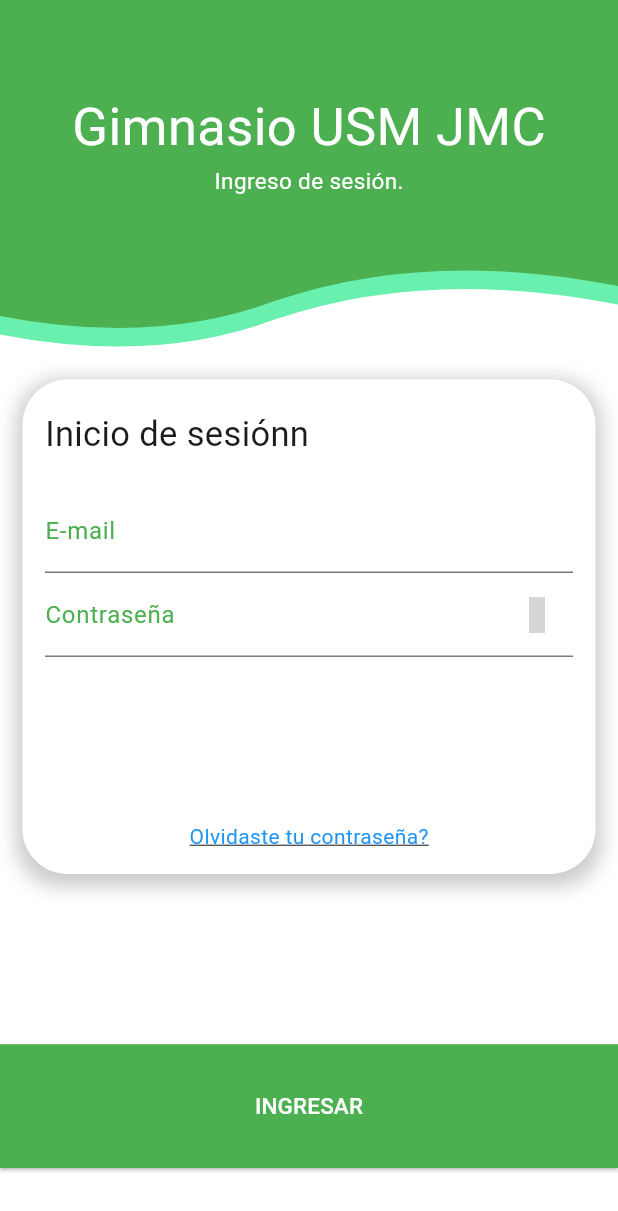
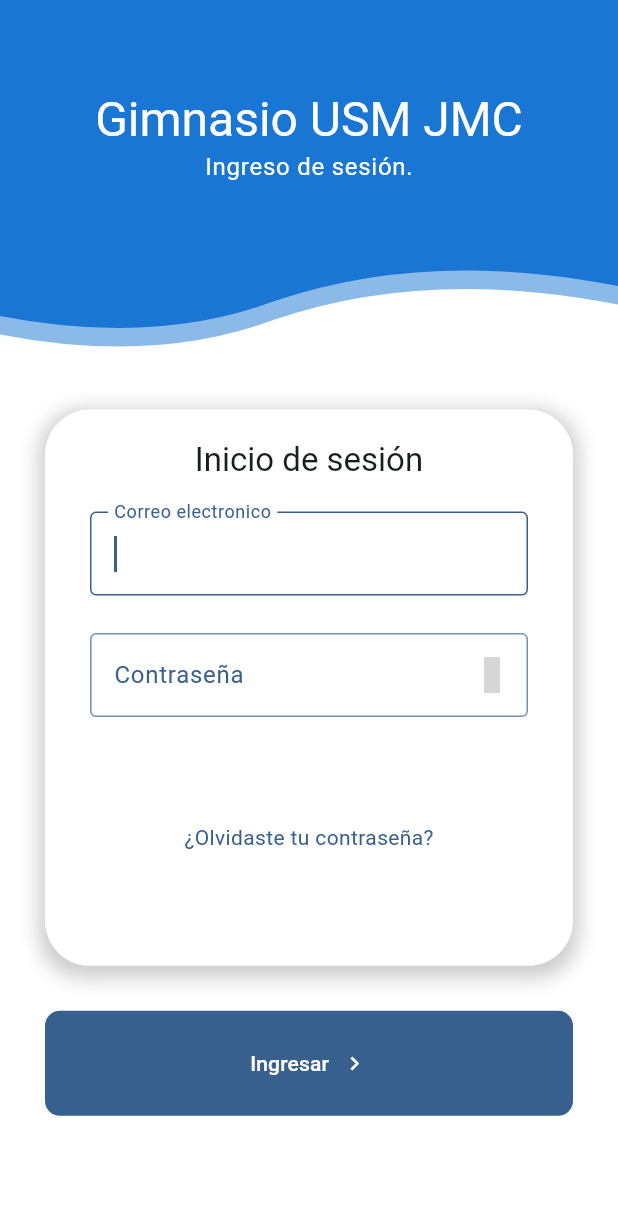
Before and after one commit to nattohd/gimnasio_app, a Flutter app: the screen it shows after launch, on a phone screen of 412 x 824 dp. Shown: the top 1211 px of the screen. Run offline on Flutter 3.47's test engine with Material 2 defaults, Android fonts, the phone set to English and light mode, and no system bars; our stand-ins replace flutter_custom_clippers, material_design_icons_flutter; grey boxes are pictures that could not be loaded.

Commit message:
Rework login screen

```diff
--- /dev/null
+++ b/lib/config/helpers/validators_form.dart
@@ -0,0 +1,13 @@
+class ValidatorsForm {
+  static bool isValidEmail(value) {
+    return RegExp(r"^[a-zA-Z0-9.!#$%&'*+-/=?^_`{|}~]+@(usm|sansano)\.cl$")
+        .hasMatch(value);
+  }
+
+  static bool isCorrectFormatPassword(String value) {
+    // Añade las validaciones de contraseña aqui
+
+    // Pregunta si la contraseña esta vacia ⬇️
+    return value.isEmpty;
+  }
+}
--- /dev/null
+++ b/lib/config/themes/main_theme.dart
@@ -0,0 +1,33 @@
+import 'package:flutter/material.dart';
+
+const List<Color> colorList = [
+  Color.fromARGB(255, 22, 69, 254),
+  Colors.tealAccent,
+  Colors.yellowAccent,
+  Colors.deepPurple,
+  Colors.pinkAccent,
+  Color.fromARGB(255, 0, 149, 255),
+];
+
+class MainTheme {
+  final int selectedColor;
+
+  MainTheme({
+    this.selectedColor = 0,
+  })  : assert(selectedColor >= 0, 'El color debe ser mayor o igual a 0'),
+        assert(selectedColor < colorList.length,
+            'El color debe ser menor que ${colorList.length}');
+
+  ThemeData getTheme() => ThemeData(
+        // brightness: Brightness.dark,
+        useMaterial3: true,
+        colorSchemeSeed: colorList[selectedColor],
+        appBarTheme: const AppBarTheme(
+          centerTitle: false,
+        ),
+        textTheme: const TextTheme(
+          bodyLarge: TextStyle(color: Colors.white),
+          headlineLarge: TextStyle(color: Colors.white),
+        ),
+      );
+}
--- a/lib/main.dart
+++ b/lib/main.dart
@@ -1,5 +1,6 @@
 import 'package:flutter/material.dart';
-import 'package:gimnasio_app/src/user/login.dart';
+import 'package:gimnasio_app/src/screens/screens.dart';
+import 'config/themes/main_theme.dart';
 
 void main() {
   runApp(const MyApp());
@@ -8,16 +9,13 @@ void main() {
 class MyApp extends StatelessWidget {
   const MyApp({super.key});
 
-  // This widget is the root of your application.
   @override
   Widget build(BuildContext context) {
     return MaterialApp(
-      title: 'Flutter Demo',
-      theme: ThemeData(
-        colorScheme: ColorScheme.fromSeed(seedColor: Colors.deepPurple),
-        useMaterial3: true,
-      ),
-      home: LoginScreen(),
+      debugShowCheckedModeBanner: false,
+      title: 'Gimansio USM JMC',
+      theme: MainTheme(selectedColor: 5).getTheme(),
+      home: const LoginScreen(),
     );
   }
 }
--- /dev/null
+++ b/lib/src/screens/screens.dart
@@ -0,0 +1 @@
+export 'package:gimnasio_app/src/screens/user/login_screen.dart';
--- /dev/null
+++ b/lib/src/screens/user/login_screen.dart
@@ -0,0 +1,66 @@
+import 'package:flutter/material.dart';
+import 'package:gimnasio_app/src/screens/user/widgets/form.dart';
+import 'package:gimnasio_app/src/screens/user/widgets/header_login.dart';
+
+class LoginScreen extends StatelessWidget {
+  const LoginScreen({super.key});
+
+  @override
+  Widget build(BuildContext context) {
+    final formKey = GlobalKey<FormState>();
+    return Material(
+      type: MaterialType.transparency,
+      color: Colors.white,
+      child: Column(children: [
+        const HeaderLogin(),
+        FormWidget(
+          formKey: formKey,
+        ),
+        const SizedBox(height: 20),
+        _ButtonInitLogin(formKey: formKey)
+      ]),
+    );
+  }
+}
+
+class _ButtonInitLogin extends StatefulWidget {
+  final GlobalKey<FormState> formKey;
+  const _ButtonInitLogin({required this.formKey});
+
+  @override
+  State<_ButtonInitLogin> createState() => _ButtonInitLoginState();
+}
+
+class _ButtonInitLoginState extends State<_ButtonInitLogin> {
+  @override
+  Widget build(BuildContext context) {
+    return Expanded(
+        child: Column(
+      children: [
+        Container(
+          padding: const EdgeInsets.symmetric(horizontal: 30),
+          width: double.infinity,
+          child: FilledButton.icon(
+            style: ButtonStyle(
+              shape: MaterialStatePropertyAll<RoundedRectangleBorder>(
+                RoundedRectangleBorder(
+                  borderRadius: BorderRadius.circular(10.0),
+                ),
+              ),
+              padding: const MaterialStatePropertyAll(
+                EdgeInsets.symmetric(vertical: 25),
+              ),
+            ),
+            onPressed: () {
+              if (widget.formKey.currentState!.validate()) {
+                setState(() {});
+              }
+            },
+            label: const Icon(Icons.keyboard_arrow_right_outlined),
+            icon: const Text('Ingresar'),
+          ),
+        ),
+      ],
+    ));
+  }
+}
--- /dev/null
+++ b/lib/src/screens/user/widgets/form.dart
@@ -0,0 +1,106 @@
+import 'package:flutter/material.dart';
+import 'package:gimnasio_app/config/helpers/validators_form.dart';
+import 'package:gimnasio_app/src/screens/user/widgets/input_form.dart';
+
+class FormWidget extends StatefulWidget {
+  final GlobalKey<FormState> formKey;
+
+  const FormWidget({super.key, required this.formKey});
+  @override
+  State<FormWidget> createState() => _FormWidgetState();
+}
+
+class _FormWidgetState extends State<FormWidget> {
+  TextEditingController emailCtrl = TextEditingController();
+  TextEditingController passwordCtrl = TextEditingController();
+  String errorText = '';
+
+  @override
+  Widget build(BuildContext context) {
+    Size size = MediaQuery.of(context).size;
+    final colors = Theme.of(context).colorScheme;
+    final textStyle = Theme.of(context).textTheme;
+
+    return Form(
+      key: widget.formKey,
+      child: Container(
+        padding: const EdgeInsets.symmetric(vertical: 15, horizontal: 30),
+        margin: const EdgeInsets.only(top: 30, left: 30, right: 30, bottom: 10),
+        width: size.width,
+        height: size.height * 0.45,
+        decoration: BoxDecoration(
+          color: Colors.white,
+          borderRadius: BorderRadius.circular(30),
+          boxShadow: [
+            BoxShadow(
+              color: Colors.black.withOpacity(0.2),
+              spreadRadius: 4,
+              blurRadius: 10,
+              offset: const Offset(0, 4), // changes position of shadow
+            ),
+          ],
+        ),
+        child: Column(
+          children: [
+            Container(
+              margin: const EdgeInsets.only(bottom: 20, top: 5),
+              child: Column(
+                children: [
+                  Row(
+                    mainAxisAlignment: MainAxisAlignment.center,
+                    children: [
+                      Text(
+                        'Inicio de sesión',
+                        style: textStyle.titleLarge,
+                      )
+                    ],
+                  ),
+                ],
+              ),
+            ),
+            InputForm(
+                text: 'Correo electronico',
+                controller: emailCtrl,
+                textInputType: TextInputType.emailAddress,
+                validator: (value) {
+                  if (value!.isEmpty) {
+                    return 'Indique su email';
+                  }
+                  if (ValidatorsForm.isValidEmail(value)) {
+                    return null;
+                  } else {
+                    return 'Ingrese un formato de email valido';
+                  }
+                }),
+            const SizedBox(height: 25),
+            InputForm(
+              passObscure: true,
+              enableEyeMode: true,
+              text: 'Contraseña',
+              controller: passwordCtrl,
+              validator: (value) {
+                if (ValidatorsForm.isCorrectFormatPassword(value!)) {
+                  return 'Indique su Contraseña';
+                }
+                return null;
+              },
+            ),
+            const Spacer(),
+            Expanded(
+              child: InkWell(
+                onTap: () {},
+                child: Text(
+                  '¿Olvidaste tu contraseña?',
+                  style: TextStyle(
+                    color: colors.surfaceTint,
+                  ),
+                ),
+              ),
+            ),
+            const SizedBox(height: 10)
+          ],
+        ),
+      ),
+    );
+  }
+}
--- /dev/null
+++ b/lib/src/screens/user/widgets/header_login.dart
@@ -0,0 +1,60 @@
+import 'package:flutter/material.dart';
+import 'package:flutter_custom_clippers/flutter_custom_clippers.dart';
+
+class HeaderLogin extends StatelessWidget {
+  const HeaderLogin({super.key});
+
+  @override
+  Widget build(BuildContext context) {
+    Size size = MediaQuery.of(context).size;
+    final allColors = Theme.of(context);
+    final textStyle = Theme.of(context).textTheme;
+    return Container(
+      color: Colors.white,
+      child: Stack(
+        children: [
+          ClipPath(
+            clipper: WaveClipperTwo(),
+            child: Container(
+              height: size.height * 0.295,
+              width: size.width,
+              color: allColors.primaryColorDark.withOpacity(.5),
+            ),
+          ),
+          ClipPath(
+            clipper: WaveClipperTwo(),
+            child: Container(
+              height: size.height * 0.28,
+              width: size.width,
+              color: allColors.primaryColorDark,
+            ),
+          ),
+          //*********Header *********/
+          Positioned.fill(
+            child: Align(
+              alignment: Alignment.center,
+              child: Container(
+                alignment: Alignment.center,
+                width: size.width * 0.85,
+                height: size.height * 0.15,
+                // color: Colors.green,
+                child: Column(
+                  children: [
+                    Text(
+                      'Gimnasio USM JMC',
+                      style: textStyle.headlineLarge,
+                    ),
+                    Text(
+                      'Ingreso de sesión.',
+                      style: textStyle.bodyLarge,
+                    ),
+                  ],
+                ),
+              ),
+            ),
+          ),
+        ],
+      ),
+    );
+  }
+}
--- /dev/null
+++ b/lib/src/screens/user/widgets/input_form.dart
@@ -0,0 +1,86 @@
+import 'package:flutter/material.dart';
+import 'package:material_design_icons_flutter/material_design_icons_flutter.dart';
+
+typedef FormValidator = String? Function(String? value);
+
+class InputForm extends StatefulWidget {
+  final FormValidator? validator;
+  final String text;
+  final TextEditingController controller;
+  final TextInputType? textInputType;
+  final bool passObscure;
+  final Widget? suffixIcon;
+  final bool enableEyeMode;
+  const InputForm({
+    super.key,
+    required this.text,
+    required this.controller,
+    this.textInputType,
+    this.validator,
+    this.passObscure = false,
+    this.suffixIcon,
+    this.enableEyeMode = false,
+  });
+
+  @override
+  State<InputForm> createState() => _InputFormState();
+}
+
+class _InputFormState extends State<InputForm> {
+  late bool passObscure;
+  late IconData eye;
+
+  @override
+  void initState() {
+    super.initState();
+    passObscure = widget.passObscure;
+    eye = MdiIcons.eye;
+  }
+
+  @override
+  Widget build(BuildContext context) {
+    final colors = Theme.of(context).colorScheme;
+    return TextFormField(
+      obscureText: passObscure,
+      autofocus: true,
+      validator: widget.validator,
+      controller: widget.controller,
+      keyboardType: widget.textInputType,
+      style: TextStyle(color: colors.secondary),
+      decoration: InputDecoration(
+          // errorText: 'Error',
+          suffixIcon: widget.enableEyeMode
+              ? IconButton(
+                  icon: Icon(
+                    (eye),
+                    color: colors.primary,
+                  ),
+                  onPressed: () {
+                    setState(() {
+                      passObscure = !passObscure;
+                      if (!passObscure) {
+                        eye = MdiIcons.eyeOff;
+                      } else {
+                        eye = MdiIcons.eye;
+                      }
+                    });
+                  },
+                )
+              : null,
+          labelStyle: TextStyle(color: colors.primary),
+          labelText: widget.text,
+          enabledBorder: OutlineInputBorder(
+            borderSide: BorderSide(color: colors.primary.withOpacity(.7)),
+          ),
+          focusedBorder: OutlineInputBorder(
+            borderSide: BorderSide(color: colors.primary),
+          ),
+          focusedErrorBorder:
+              OutlineInputBorder(borderSide: BorderSide(color: colors.error)),
+          errorBorder: OutlineInputBorder(
+              borderSide: BorderSide(color: colors.error.withOpacity(.7)))
+          // focusColor: Colors.green,
+          ),
+    );
+  }
+}
--- a/lib/src/user/login.dart
+++ /dev/null
@@ -1,232 +0,0 @@
-import 'package:flutter/material.dart';
-import 'package:material_design_icons_flutter/material_design_icons_flutter.dart';
-import 'package:flutter/services.dart';
-import 'package:flutter_custom_clippers/flutter_custom_clippers.dart';
-
-class LoginScreen extends StatefulWidget {
-  LoginScreen({Key? key}) : super(key: key);
-
-  @override
-  _LoginScreenState createState() => _LoginScreenState();
-}
-
-class _LoginScreenState extends State<LoginScreen> {
-  TextEditingController emailCtrl = TextEditingController();
-  TextEditingController passwordCtrl = TextEditingController();
-  String errorText = '';
-
-  final _formKey = GlobalKey<FormState>();
-
-  bool passObscure = false;
-  late IconData eye;
-
-  @override
-  void initState() {
-    super.initState();
-    passObscure = true;
-    eye = MdiIcons.eye;
-  }
-
-  @override
-  Widget build(BuildContext context) {
-    Size size = MediaQuery.of(context).size;
-    return Material(
-      type: MaterialType.transparency,
-      color: Colors.white,
-      child: Column(children: [
-        Container(
-          color: Colors.white,
-          child: Stack(
-            children: [
-              ClipPath(
-                clipper: WaveClipperTwo(),
-                child: Container(
-                  height: size.height * 0.295,
-                  width: size.width,
-                  color: Colors.greenAccent,
-                ),
-              ),
-              ClipPath(
-                clipper: WaveClipperTwo(),
-                child: Container(
-                  height: size.height * 0.28,
-                  width: size.width,
-                  color: Colors.green,
-                ),
-              ),
-              //*********Header *********/
-              Positioned.fill(
-                child: Align(
-                  alignment: Alignment.center,
-                  child: Container(
-                    alignment: Alignment.center,
-                    width: size.width * 0.85,
-                    height: size.height * 0.15,
-                    // color: Colors.green,
-                    child: Column(
-                      children: const [
-                        Text(
-                          'Gimnasio USM JMC',
-                          style: TextStyle(fontSize: 35, color: Colors.white),
-                        ),
-                        Text(
-                          'Ingreso de sesión.',
-                          style: TextStyle(fontSize: 15, color: Colors.white),
-                        ),
-                      ],
-                    ),
-                  ),
-                ),
-              ),
-            ],
-          ),
-        ),
-        Container(
-          height: size.height * 0.55,
-          color: Colors.white,
-          width: size.width,
-          child: Column(children: [
-            Form(
-                key: _formKey,
-                child: Container(
-                    padding: const EdgeInsets.all(15),
-                    margin: const EdgeInsets.symmetric(
-                        horizontal: 15, vertical: 10),
-                    width: size.width,
-                    height: size.height * 0.4,
-                    decoration: BoxDecoration(
-                      color: Colors.white,
-                      borderRadius: BorderRadius.circular(30),
-                      boxShadow: [
-                        BoxShadow(
-                          color: Colors.black.withOpacity(0.2),
-                          spreadRadius: 4,
-                          blurRadius: 10,
-                          offset:
-                              const Offset(0, 4), // changes position of shadow
-                        ),
-                      ],
-                    ),
-                    child: Column(children: [
-                      Container(
-                        margin: const EdgeInsets.only(bottom: 20, top: 5),
-                        child: Column(
-                          children: [
-                            Row(
-                              children: const [
-                                Text(
-                                  'Inicio de sesiónn',
-                                  style: TextStyle(fontSize: 23),
-                                )
-                              ],
-                            ),
-                          ],
-                        ),
-                      ),
-                      TextFormField(
-                        validator: (value) {
-                          if (value!.isEmpty) {
-                            return 'Indique su email';
-                          }
-                          if (RegExp(
-                                  r"^[a-zA-Z0-9.!#$%&'*+-/=?^_`{|}~]+@(usm|sansano)\.cl$")
-                              .hasMatch(value)) {
-                            return null;
-                          } else {
-                            return 'Ingrese un formato de email valido';
-                          }
-                        },
-                        controller: emailCtrl,
-                        keyboardType: TextInputType.emailAddress,
-                        decoration: const InputDecoration(
-                          labelStyle: TextStyle(color: Colors.green),
-                          labelText: "E-mail",
-                          focusedBorder: UnderlineInputBorder(
-                            borderSide: BorderSide(color: Colors.green),
-                          ),
-                          // focusColor: Colors.green,
-                        ),
-                      ),
-                      TextFormField(
-                        validator: (value) {
-                          if (value!.isEmpty) {
-                            return 'Indique su Contraseña';
-                          }
-                          return null;
-                        },
-                        obscureText: passObscure,
-                        controller: passwordCtrl,
-                        decoration: InputDecoration(
-                          suffixIcon: IconButton(
-                            onPressed: () {
-                              setState(() {
-                                passObscure = !passObscure;
-                                if (passObscure) {
-                                  eye = MdiIcons.eyeOff;
-                                } else {
-                                  eye = MdiIcons.eye;
-                                }
-                              });
-                            },
-                            icon: Icon(
-                              (eye),
-                              color: const Color(0xFFFFA960),
-                            ),
-                          ),
-                          labelStyle: const TextStyle(color: Colors.green),
-                          labelText: "Contraseña",
-                          focusedBorder: const UnderlineInputBorder(
-                            borderSide: BorderSide(color: Colors.green),
-                          ),
-                        ),
-                      ),
-                      Padding(
-                        padding: const EdgeInsets.only(top: 8.0),
-                        child: SizedBox(
-                          width: double.infinity,
-                          // height: size.height * 0.05,
-                          child: Center(
-                            child: Text(
-                              errorText,
-                              style: const TextStyle(color: Colors.red),
-                            ),
-                          ),
-                        ),
-                      ),
-                      const Spacer(),
-                      Center(
-                          child: InkWell(
-                        onTap: () {},
-                        child: const Text('Olvidaste tu contraseña?',
-                            style: TextStyle(
-                                color: Colors.blue,
-                                decoration: TextDecoration.underline)),
-                      ))
-                    ])))
-          ]),
-        ),
-        Container(
-          margin: const EdgeInsets.only(bottom: 40),
-          height: size.height * 0.1,
-          width: size.width,
-          child: ElevatedButton(
-            style: ButtonStyle(
-                foregroundColor: MaterialStateProperty.all<Color>(Colors.white),
-                backgroundColor: MaterialStateProperty.all<Color>(Colors.green),
-                shape: MaterialStateProperty.all<RoundedRectangleBorder>(
-                    const RoundedRectangleBorder(
-                        borderRadius: BorderRadius.zero,
-                        side: BorderSide(color: Colors.green)))),
-            onPressed: () {
-              if (_formKey.currentState!.validate()) {
-                setState(() {});
-              }
-            },
-            child: Text("Ingresar".toUpperCase(),
-                style: const TextStyle(fontSize: 15)),
-          ),
-        )
-      ]),
-    );
-  }
-}
```
Also changed, not shown: pubspec.yaml (+7 -5 lines), pubspec.lock.
